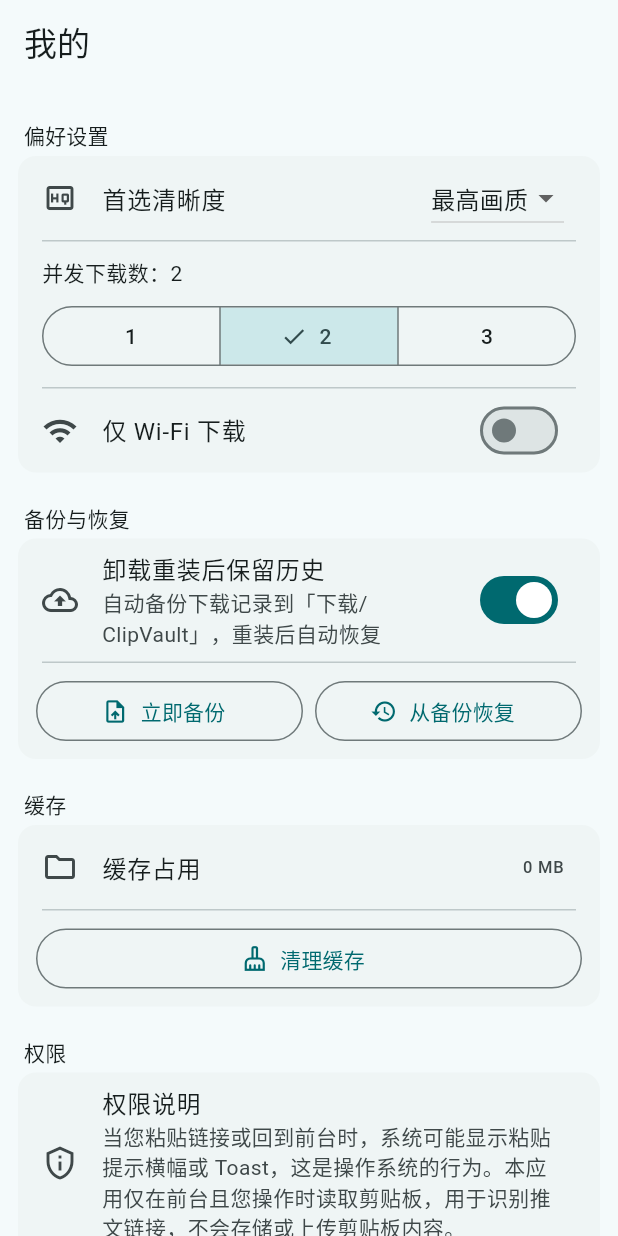
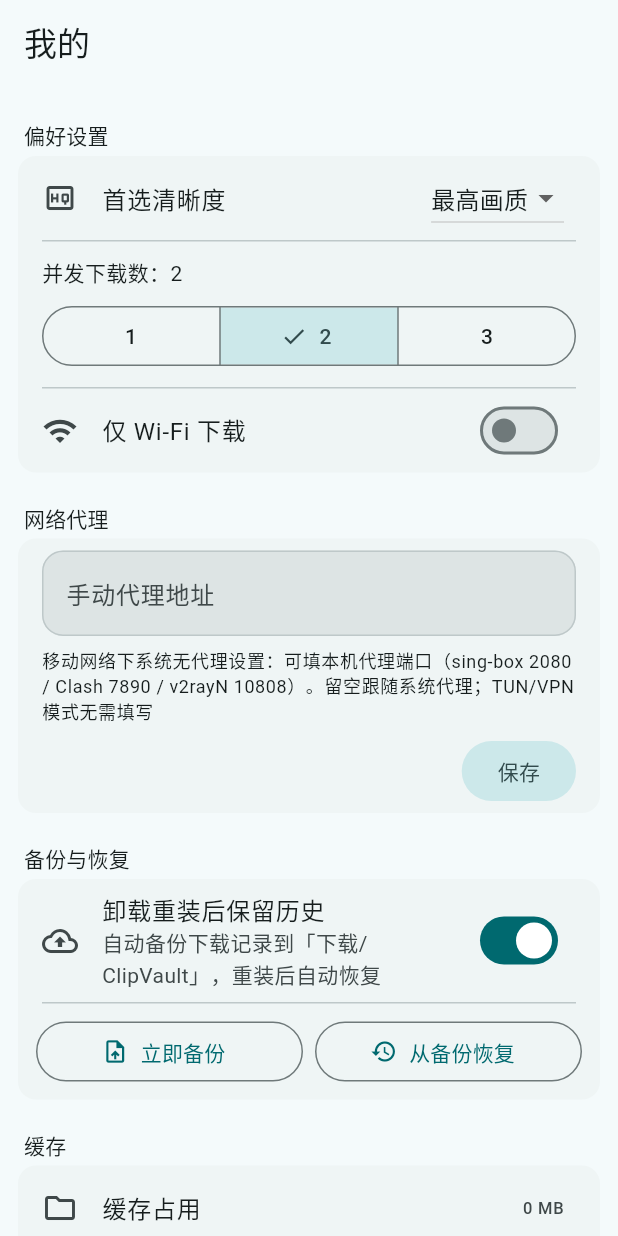
Before and after one commit to zhangwinston/clipvault, a Flutter app: the SettingsScreen screen opened directly, on a phone screen of 412 x 824 dp. Run offline on Flutter 3.47's test engine with Material 3 defaults, Android fonts, the phone set to English and light mode, and no system bars; our stand-ins replace connectivity_plus, dio, drift, flutter_riverpod, share_plus, shared_preferences; missing offline and left inert: gal, media_kit, media_kit_video, receive_sharing_intent; accounts and stored records are empty; generated files the repository leaves out were written again.

Commit message:
新功能：手动代理设置（移动网络代理的根本解法，§6.9）
背景（用户实测）：移动网络下系统层没有代理设置——sing-box 等代理
客户端以本地端口或 TUN 工作，X 应用自行走代理而 ClipVault 无从获知
代理地址（Wi-Fi 代理机制不适用于蜂窝网络）→ 直连被墙超时。

方案：设置页新增「网络代理」分区，手动填写 host:port（如
127.0.0.1:2080）；优先级 手动 > 系统代理 > 直连。校验与生效同源
（parseProxyAddress），保存即注入运行时 Dio 出口（无需重启）；
启动时从偏好恢复。留空 = 跟随系统（现状不变）。

- lib/core/app_http.dart：SystemProxy.setManualAddress + 公开
  parseProxyAddress（容忍 http:// 前缀/尾斜杠/IPv6 字面量，端口
  域 1-65535）
- settings：proxyAddress 偏好 + setProxyAddress（非法返回 false）
- 设置页：输入框 + 常见本地端口提示（sing-box 2080 / Clash 7890 /
  v2rayN 10808）+ 保存即时生效反馈

测试：+2（地址解析 12 断言 / 优先级与非法回退），全套 251/251。

Co-Authored-By: Claude Code <noreply@anthropic.com>

```diff
--- a/lib/core/app_strings.dart
+++ b/lib/core/app_strings.dart
@@ -335,4 +335,16 @@ abstract final class AppStrings {
   static const String toastRestoreDone = '已恢复 {n} 条记录';
   static const String toastRestoreEmpty = '没有可用的备份';
   static const String toastRestoreUptodate = '记录均已存在，无需恢复';
+
+
+  // ---- 网络代理（§6.9 手动代理：移动网络无系统代理的根本解法）----
+  /// 设置分区标题。
+  static const String settingsSectionProxy = '网络代理';
+  static const String settingsProxyManualLabel = '手动代理地址';
+  static const String settingsProxyManualHint = 'host:port，如 127.0.0.1:2080';
+  static const String settingsProxyManualHelper =
+      '移动网络下系统无代理设置：可填本机代理端口（sing-box 2080 / Clash 7890 / v2rayN 10808）。留空跟随系统代理；TUN/VPN 模式无需填写';
+  static const String actionSaveProxy = '保存';
+  static const String toastProxySaved = '代理已保存并即时生效';
+  static const String toastProxyInvalid = '格式应为 host:port（端口 1-65535）';
 }
--- a/lib/main.dart
+++ b/lib/main.dart
@@ -98,6 +98,9 @@ Future<void> _bootstrapRecovery(ProviderContainer container) async {
     // 必须在引擎恢复扫描之前——导入的记录含活动态映射的 canceled，
     // 不参与重下；已存在记录时 restoreIfEmpty 为 no-op。
     final settings = container.read(settingsControllerProvider).value;
+    // 手动代理（§6.9）：启动注入设置页保存的地址（优先级 手动>系统>直连；
+    // 后续修改经 setProxyAddress 即时生效，无需重启）
+    SystemProxy.setManualAddress(settings?.proxyAddress);
     final backup = BackupService(
       repo: repo,
       store: container.read(backupStoreProvider),
--- a/lib/ui/settings/settings_screen.dart
+++ b/lib/ui/settings/settings_screen.dart
@@ -50,10 +50,37 @@ class _SettingsBody extends ConsumerStatefulWidget {
 class _SettingsBodyState extends ConsumerState<_SettingsBody> {
   int? _cacheBytes;
 
+  /// 手动代理输入控制器（initState 由设置快照初始化）
+  final TextEditingController _proxyCtrl = TextEditingController();
+  String? _proxyError;
+
   @override
   void initState() {
     super.initState();
+    _proxyCtrl.text = widget.settings.proxyAddress;
     _refreshCache();
+  }
+
+  @override
+  void dispose() {
+    _proxyCtrl.dispose();
+    super.dispose();
+  }
+
+  /// 保存手动代理（§6.9）：校验与生效同源（setProxyAddress 内部复用
+  /// parseProxyAddress），成功即注入运行时 Dio 出口，无需重启。
+  Future<void> _saveProxy() async {
+    final ok = await ref
+        .read(settingsControllerProvider.notifier)
+        .setProxyAddress(_proxyCtrl.text);
+    if (!mounted) return;
+    setState(() => _proxyError =
+        ok ? null : AppStrings.toastProxyInvalid);
+    if (ok && mounted) {
+      ScaffoldMessenger.of(context).showSnackBar(
+        const SnackBar(content: Text(AppStrings.toastProxySaved)),
+      );
+    }
   }
 
   Future<void> _refreshCache() async {
@@ -133,6 +160,40 @@ class _SettingsBodyState extends ConsumerState<_SettingsBody> {
             onChanged: (value) => ref
                 .read(settingsControllerProvider.notifier)
                 .setWifiOnly(value),
+          ),
+        ]),
+        _header(context, AppStrings.settingsSectionProxy),
+        _group([
+          Padding(
+            padding: const EdgeInsets.fromLTRB(16, 8, 16, 4),
+            child: Column(
+              crossAxisAlignment: CrossAxisAlignment.start,
+              children: [
+                TextField(
+                  controller: _proxyCtrl,
+                  decoration: InputDecoration(
+                    labelText: AppStrings.settingsProxyManualLabel,
+                    hintText: AppStrings.settingsProxyManualHint,
+                    errorText: _proxyError,
+                  ),
+                  keyboardType: TextInputType.url,
+                  onSubmitted: (_) => _saveProxy(),
+                ),
+                const SizedBox(height: 8),
+                Text(
+                  AppStrings.settingsProxyManualHelper,
+                  style: Theme.of(context).textTheme.bodySmall,
+                ),
+                const SizedBox(height: 8),
+                Align(
+                  alignment: Alignment.centerRight,
+                  child: FilledButton.tonal(
+                    onPressed: _saveProxy,
+                    child: const Text(AppStrings.actionSaveProxy),
+                  ),
+                ),
+              ],
+            ),
           ),
         ]),
         _header(context, AppStrings.settingsSectionBackup),
```
Also changed, not shown: lib/core/app_http.dart (+44 -8 lines), lib/settings/settings_controller.dart (+33 -0 lines), 1 other file.
